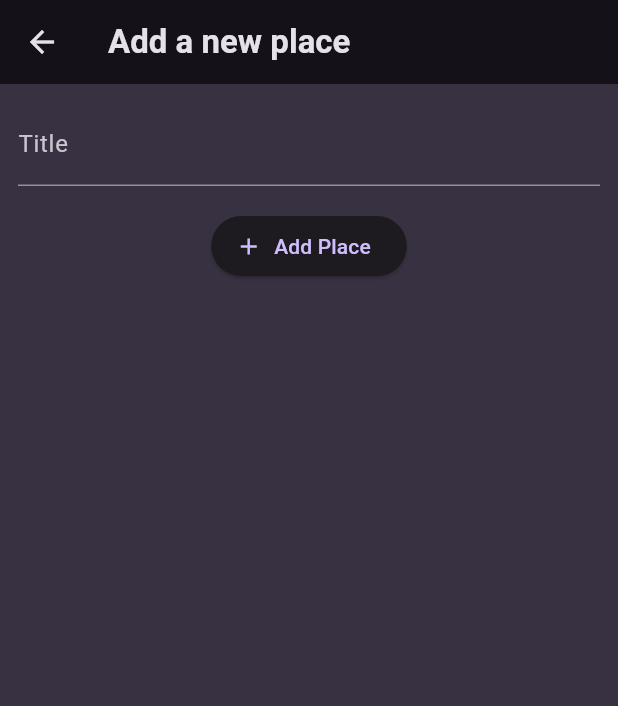
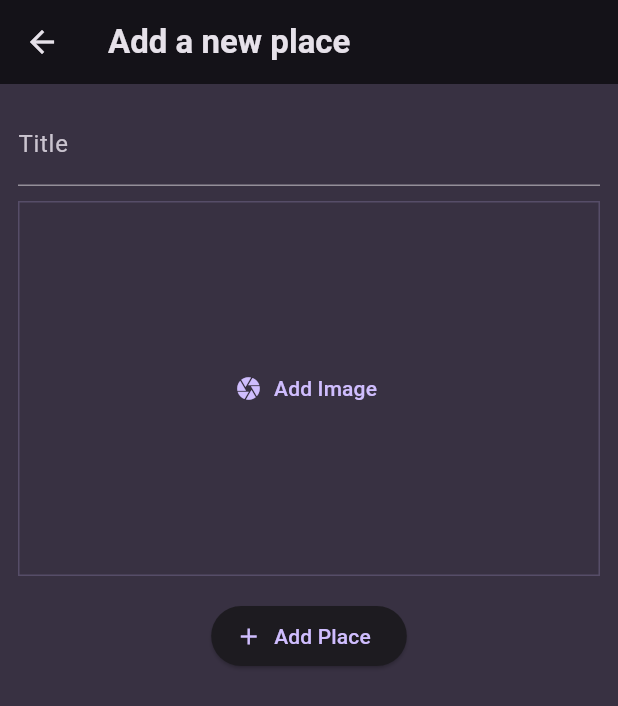
Before and after one commit to IvanBodnarash/Favorite-Places-App, a Flutter app: the AddPlaceScreen screen opened directly, on a phone screen of 412 x 824 dp. Shown: the top 706 px of the screen. Run offline on Flutter 3.47's test engine with Material 3 defaults, Android fonts, the phone set to English and light mode, and no system bars; our stand-ins replace flutter_riverpod, google_fonts, image_picker.

Commit message:
adding the picked image to the model

```diff
--- a/lib/screens/add_place.dart
+++ b/lib/screens/add_place.dart
@@ -1,3 +1,4 @@
+import 'package:favorite_places_app/widgets/image_input.dart';
 import 'package:flutter/material.dart';
 import 'package:flutter_riverpod/flutter_riverpod.dart';
 
@@ -50,6 +51,8 @@ class _AddPlaceScreenState extends ConsumerState<AddPlaceScreen> {
                 color: Theme.of(context).colorScheme.onBackground,
               ),
             ),
+            const SizedBox(height: 10),
+            ImageInput(),
             const SizedBox(height: 16),
             ElevatedButton.icon(
               onPressed: _savePlace,
--- /dev/null
+++ b/lib/widgets/image_input.dart
@@ -0,0 +1,68 @@
+import 'dart:io';
+
+import 'package:flutter/material.dart';
+import 'package:image_picker/image_picker.dart';
+
+class ImageInput extends StatefulWidget {
+  const ImageInput({super.key});
+
+  @override
+  State<ImageInput> createState() {
+    return _ImageInputState();
+  }
+}
+
+class _ImageInputState extends State<ImageInput> {
+  File? _selectedImage;
+  void _takePicture() async {
+    final imagePicker = ImagePicker();
+    final pickedImage = await imagePicker.pickImage(
+      source: ImageSource.camera,
+      maxWidth: 600,
+    );
+
+    if (pickedImage == null) {
+      return;
+    }
+
+    setState(() {
+      _selectedImage = File(pickedImage.path);
+    });
+  }
+
+  @override
+  Widget build(BuildContext context) {
+    Widget content = TextButton.icon(
+      icon: const Icon(Icons.camera),
+      label: const Text('Add Image'),
+      onPressed: _takePicture,
+    );
+
+    if (_selectedImage != null) {
+      content = GestureDetector(
+        onTap: () {
+          _takePicture();
+        },
+        child: Image.file(
+          _selectedImage!,
+          fit: BoxFit.cover,
+          width: double.infinity,
+          height: double.infinity,
+        ),
+      );
+    }
+
+    return Container(
+      decoration: BoxDecoration(
+        border: Border.all(
+          width: 1,
+          color: Theme.of(context).colorScheme.primary.withOpacity(0.2),
+        ),
+      ),
+      height: 250,
+      width: double.infinity,
+      alignment: Alignment.center,
+      child: content,
+    );
+  }
+}
--- a/pubspec.yaml
+++ b/pubspec.yaml
@@ -38,6 +38,7 @@ dependencies:
   google_fonts: ^6.2.1
   uuid: ^4.3.3
   flutter_riverpod: ^2.5.1
+  image_picker: ^1.0.7
 
 dev_dependencies:
   flutter_test:
```
Also changed, not shown: pubspec.lock, 6 other files.
